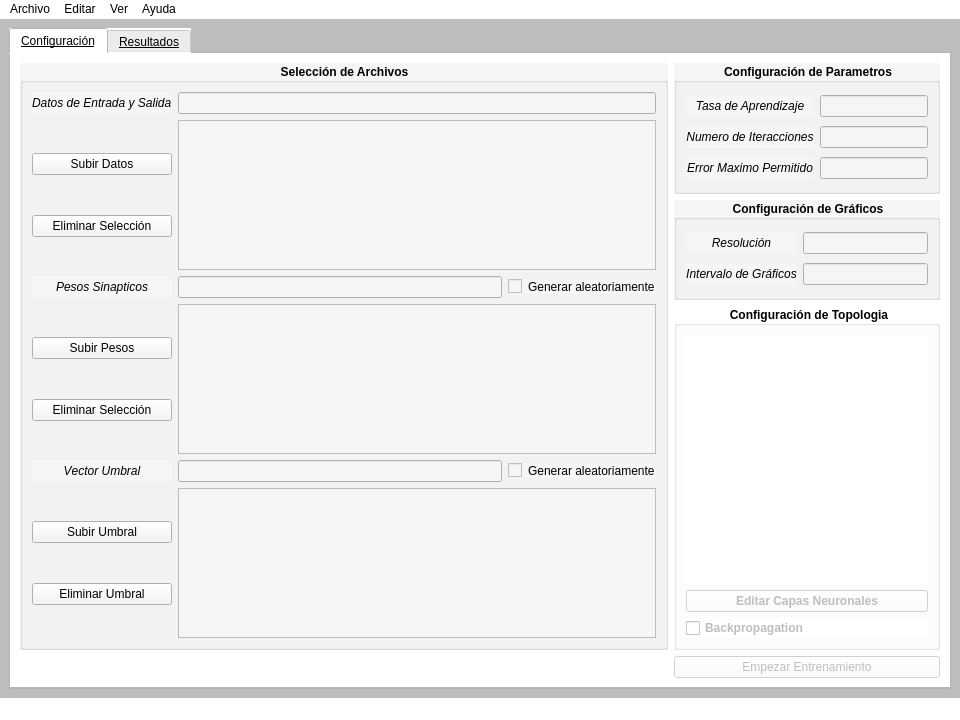
This is UI/main_window.ui in EARodriguezM/NeuNet as Qt 5 draws it before an edit. The edited form follows.
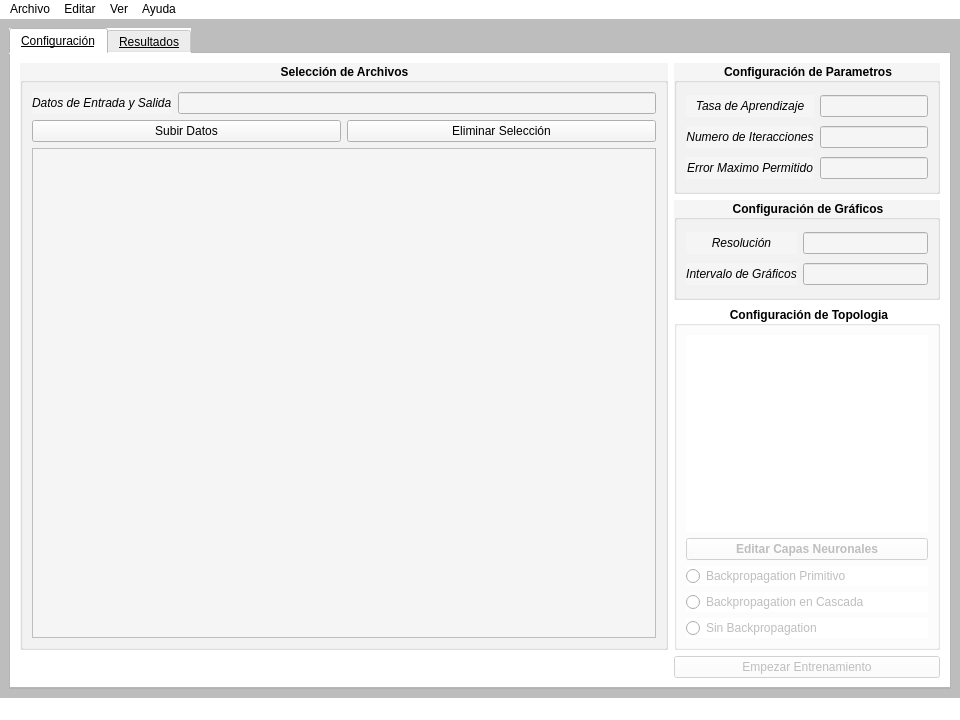
This is the edited form. Icons and pictures are not drawn.

Commit message: I think that is enought UI

What changed in the file:
```diff
--- a/UI/main_window.ui
+++ b/UI/main_window.ui
@@ -248,13 +248,19 @@
              <set>Qt::AlignCenter</set>
             </property>
             <layout class="QGridLayout" name="gridLayout_4">
-             <item row="1" column="0">
-              <widget class="QPushButton" name="pushButton_open_topology_editor">
+             <item row="3" column="0">
+              <widget class="QRadioButton" name="radioButton_backpropagation_cascade">
                <property name="enabled">
                 <bool>false</bool>
                </property>
+               <property name="font">
+                <font>
+                 <weight>50</weight>
+                 <bold>false</bold>
+                </font>
+               </property>
                <property name="text">
-                <string>Editar Capas Neuronales</string>
+                <string>Backpropagation en Cascada</string>
                </property>
               </widget>
              </item>
@@ -262,12 +268,44 @@
               <widget class="QWidget" name="widget_topology_diagram" native="true"/>
              </item>
              <item row="2" column="0">
-              <widget class="QCheckBox" name="checkBox_backpropagation">
+              <widget class="QRadioButton" name="radioButton_backpropagation_primitive">
                <property name="enabled">
                 <bool>false</bool>
                </property>
+               <property name="font">
+                <font>
+                 <weight>50</weight>
+                 <bold>false</bold>
+                </font>
+               </property>
                <property name="text">
-                <string>Backpropagation</string>
+                <string>Backpropagation Primitivo</string>
+               </property>
+              </widget>
+             </item>
+             <item row="1" column="0">
+              <widget class="QPushButton" name="pushButton_open_topology_editor">
+               <property name="enabled">
+                <bool>false</bool>
+               </property>
+               <property name="text">
+                <string>Editar Capas Neuronales</string>
+               </property>
+              </widget>
+             </item>
+             <item row="4" column="0">
+              <widget class="QRadioButton" name="radioButton_backpropagation_without">
+               <property name="enabled">
+                <bool>false</bool>
+               </property>
+               <property name="font">
+                <font>
+                 <weight>50</weight>
+                 <bold>false</bold>
+                </font>
+               </property>
+               <property name="text">
+                <string>Sin Backpropagation</string>
                </property>
               </widget>
              </item>
@@ -316,65 +354,15 @@
            <set>Qt::AlignCenter</set>
           </property>
           <layout class="QGridLayout" name="gridLayout">
-           <item row="1" column="1">
-            <widget class="QTableWidget" name="tableWidget_datasets"/>
-           </item>
-           <item row="5" column="1">
+           <item row="2" column="1">
             <layout class="QHBoxLayout" name="horizontalLayout">
              <item>
-              <widget class="QLineEdit" name="lineEdit_T_file_name">
-               <property name="enabled">
-                <bool>false</bool>
-               </property>
-              </widget>
-             </item>
-             <item>
-              <widget class="QCheckBox" name="checkBox_T_random">
-               <property name="text">
-                <string>Generar aleatoriamente</string>
-               </property>
-              </widget>
-             </item>
-            </layout>
-           </item>
-           <item row="1" column="0">
-            <layout class="QVBoxLayout" name="verticalLayout">
-             <item>
-              <spacer name="verticalSpacer">
-               <property name="orientation">
-                <enum>Qt::Vertical</enum>
-               </property>
-               <property name="sizeHint" stdset="0">
-                <size>
-                 <width>20</width>
-                 <height>40</height>
-                </size>
-               </property>
-              </spacer>
-             </item>
-             <item>
               <widget class="QPushButton" name="pushButtonUpload_datasets">
                <property name="text">
                 <string>Subir Datos</string>
                </property>
               </widget>
              </item>
-             <item>
-              <spacer name="verticalSpacer_3">
-               <property name="orientation">
-                <enum>Qt::Vertical</enum>
-               </property>
-               <property name="sizeType">
-                <enum>QSizePolicy::Expanding</enum>
-               </property>
-               <property name="sizeHint" stdset="0">
-                <size>
-                 <width>10</width>
-                 <height>40</height>
-                </size>
-               </property>
-              </spacer>
-             </item>
              <item>
               <widget class="QPushButton" name="pushButtonDelete_datasets">
                <property name="text">
@@ -382,210 +370,33 @@
                </property>
               </widget>
              </item>
-             <item>
-              <spacer name="verticalSpacer_2">
-               <property name="orientation">
-                <enum>Qt::Vertical</enum>
-               </property>
-               <property name="sizeHint" stdset="0">
-                <size>
-                 <width>20</width>
-                 <height>40</height>
-                </size>
-               </property>
-              </spacer>
-             </item>
             </layout>
            </item>
-           <item row="5" column="0">
-            <widget class="QLabel" name="label_T_file_name">
-             <property name="font">
-              <font>
-               <italic>true</italic>
-               <underline>false</underline>
-               <strikeout>false</strikeout>
-               <kerning>false</kerning>
-              </font>
-             </property>
-             <property name="text">
-              <string>Vector Umbral</string>
-             </property>
-             <property name="alignment">
-              <set>Qt::AlignCenter</set>
-             </property>
-            </widget>
-           </item>
-           <item row="7" column="1">
-            <widget class="QTableWidget" name="tableWidget_threshold"/>
-           </item>
-           <item row="0" column="0">
-            <widget class="QLabel" name="label_D_file_name">
-             <property name="font">
-              <font>
-               <italic>true</italic>
-              </font>
-             </property>
-             <property name="text">
-              <string>Datos de Entrada y Salida</string>
-             </property>
-            </widget>
-           </item>
-           <item row="7" column="0">
-            <layout class="QVBoxLayout" name="verticalLayout_3">
-             <item>
-              <spacer name="verticalSpacer_7">
-               <property name="orientation">
-                <enum>Qt::Vertical</enum>
-               </property>
-               <property name="sizeHint" stdset="0">
-                <size>
-                 <width>20</width>
-                 <height>40</height>
-                </size>
-               </property>
-              </spacer>
-             </item>
-             <item>
-              <widget class="QPushButton" name="pushButtonUpload_threshold">
-               <property name="text">
-                <string>Subir Umbral</string>
-               </property>
-              </widget>
-             </item>
-             <item>
-              <spacer name="verticalSpacer_8">
-               <property name="orientation">
-                <enum>Qt::Vertical</enum>
-               </property>
-               <property name="sizeHint" stdset="0">
-                <size>
-                 <width>20</width>
-                 <height>40</height>
-                </size>
-               </property>
-              </spacer>
-             </item>
-             <item>
-              <widget class="QPushButton" name="pushButtonDelete_threshold">
-               <property name="text">
-                <string>Eliminar Umbral</string>
-               </property>
-              </widget>
-             </item>
-             <item>
-              <spacer name="verticalSpacer_9">
-               <property name="orientation">
-                <enum>Qt::Vertical</enum>
-               </property>
-               <property name="sizeHint" stdset="0">
-                <size>
-                 <width>20</width>
-                 <height>40</height>
-                </size>
-               </property>
-              </spacer>
-             </item>
-            </layout>
-           </item>
-           <item row="4" column="0">
-            <layout class="QVBoxLayout" name="verticalLayout_2">
-             <item>
-              <spacer name="verticalSpacer_4">
-               <property name="orientation">
-                <enum>Qt::Vertical</enum>
-               </property>
-               <property name="sizeHint" stdset="0">
-                <size>
-                 <width>20</width>
-                 <height>40</height>
-                </size>
-               </property>
-              </spacer>
-             </item>
-             <item>
-              <widget class="QPushButton" name="pushButtonUpload_weights">
-               <property name="text">
-                <string>Subir Pesos</string>
-               </property>
-              </widget>
-             </item>
-             <item>
-              <spacer name="verticalSpacer_5">
-               <property name="orientation">
-                <enum>Qt::Vertical</enum>
-               </property>
-               <property name="sizeHint" stdset="0">
-                <size>
-                 <width>20</width>
-                 <height>40</height>
-                </size>
-               </property>
-              </spacer>
-             </item>
-             <item>
-              <widget class="QPushButton" name="pushButtonDelete_weights">
-               <property name="text">
-                <string>Eliminar Selección</string>
-               </property>
-              </widget>
-             </item>
-             <item>
-              <spacer name="verticalSpacer_6">
-               <property name="orientation">
-                <enum>Qt::Vertical</enum>
-               </property>
-               <property name="sizeHint" stdset="0">
-                <size>
-                 <width>20</width>
-                 <height>40</height>
-                </size>
-               </property>
-              </spacer>
-             </item>
-            </layout>
-           </item>
-           <item row="2" column="1">
+           <item row="1" column="1">
             <layout class="QHBoxLayout" name="horizontalLayout_2">
              <item>
-              <widget class="QLineEdit" name="lineEdit_W_file_name">
+              <widget class="QLabel" name="label_D_file_name">
+               <property name="font">
+                <font>
+                 <italic>true</italic>
+                </font>
+               </property>
+               <property name="text">
+                <string>Datos de Entrada y Salida</string>
+               </property>
+              </widget>
+             </item>
+             <item>
+              <widget class="QLineEdit" name="lineEdit_D_file_name">
                <property name="enabled">
                 <bool>false</bool>
                </property>
               </widget>
              </item>
-             <item>
-              <widget class="QCheckBox" name="checkBox_W_random">
-               <property name="text">
-                <string>Generar aleatoriamente</string>
-               </property>
-              </widget>
-             </item>
             </layout>
            </item>
-           <item row="2" column="0">
-            <widget class="QLabel" name="label_W_file_name">
-             <property name="font">
-              <font>
-               <italic>true</italic>
-              </font>
-             </property>
-             <property name="text">
-              <string>Pesos Sinapticos</string>
-             </property>
-             <property name="alignment">
-              <set>Qt::AlignCenter</set>
-             </property>
-            </widget>
-           </item>
-           <item row="4" column="1">
-            <widget class="QTableWidget" name="tableWidget_weights"/>
-           </item>
-           <item row="0" column="1">
-            <widget class="QLineEdit" name="lineEdit_D_file_name">
-             <property name="enabled">
-              <bool>false</bool>
-             </property>
-            </widget>
+           <item row="3" column="1">
+            <widget class="QTableWidget" name="tableWidget_datasets"/>
            </item>
           </layout>
          </widget>
```
Left out of the diff: 2 changed lines with no effect on the pictures. The commit also changes 6 other files.
